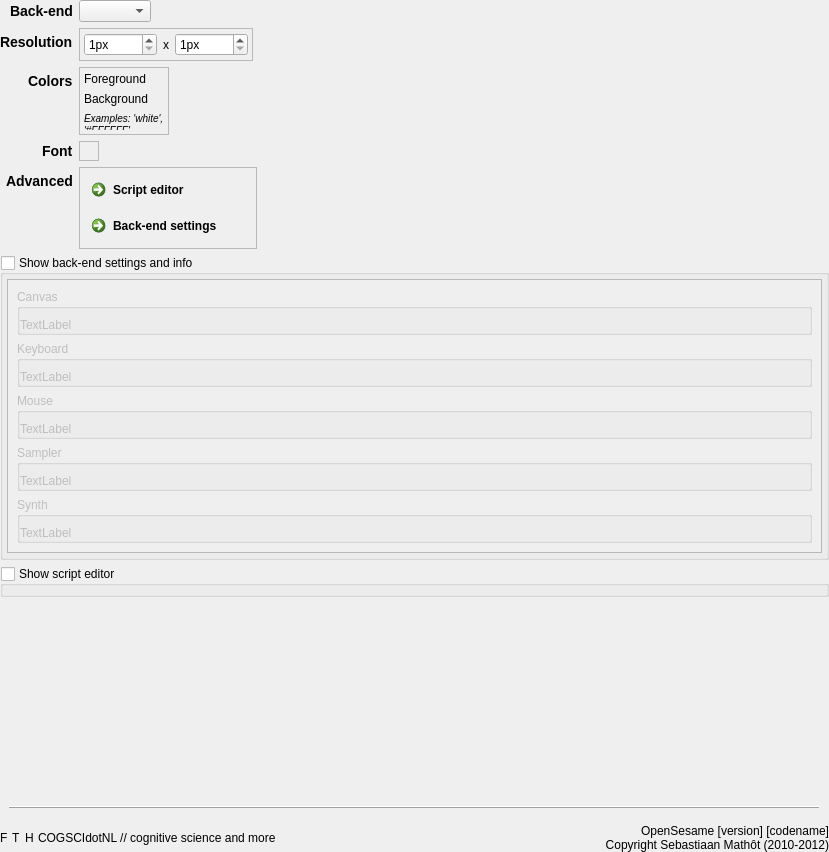
First picture: the form in resources/ui/general_widget.ui, repository open-cogsci/OpenSesame, before the edit.
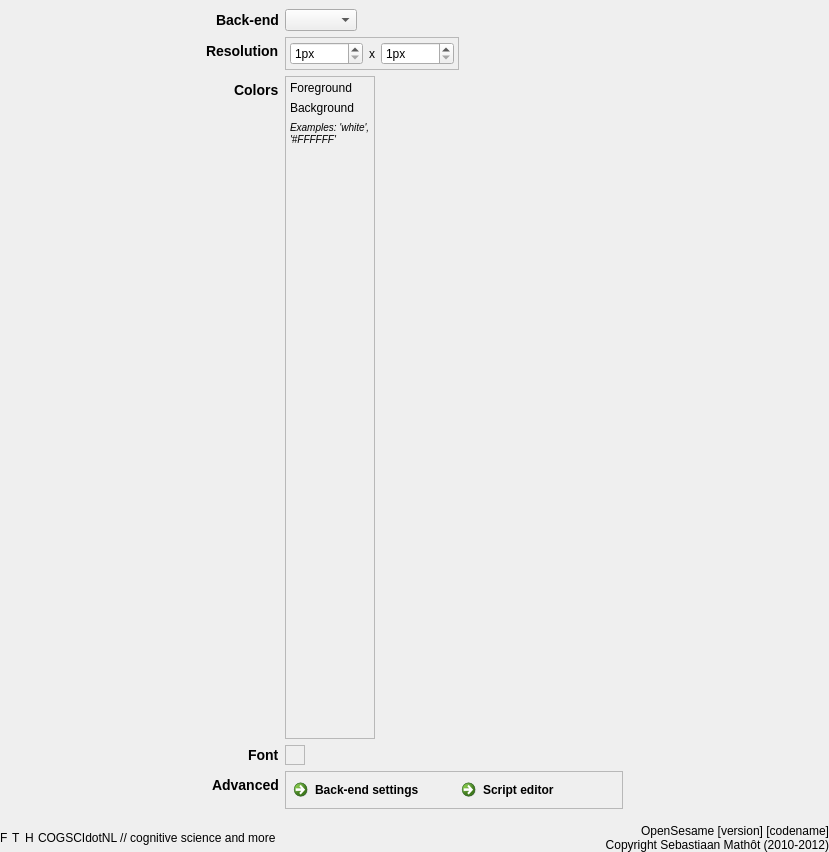
Second picture: the form after the edit. Custom widgets are drawn as their Qt base class.

The edit to the form file:
```diff
--- a/resources/ui/general_widget.ui
+++ b/resources/ui/general_widget.ui
@@ -18,171 +18,9 @@
     <number>0</number>
    </property>
    <item row="1" column="0">
-    <widget class="QGroupBox" name="group_backend_settings">
-     <property name="title">
-      <string>Show back-end settings and info</string>
-     </property>
-     <property name="checkable">
-      <bool>true</bool>
-     </property>
-     <property name="checked">
-      <bool>false</bool>
-     </property>
-     <layout class="QVBoxLayout" name="verticalLayout_4">
-      <property name="margin">
-       <number>4</number>
-      </property>
-      <item>
-       <widget class="QScrollArea" name="scrollarea_backend_settings">
-        <property name="widgetResizable">
-         <bool>true</bool>
-        </property>
-        <widget class="QWidget" name="scrollAreaWidgetContents">
-         <property name="geometry">
-          <rect>
-           <x>0</x>
-           <y>0</y>
-           <width>798</width>
-           <height>262</height>
-          </rect>
-         </property>
-         <layout class="QVBoxLayout" name="verticalLayout_7">
-          <item>
-           <widget class="QGroupBox" name="group_canvas">
-            <property name="title">
-             <string>Canvas</string>
-            </property>
-            <layout class="QVBoxLayout" name="layout_canvas">
-             <property name="leftMargin">
-              <number>0</number>
-             </property>
-             <property name="rightMargin">
-              <number>0</number>
-             </property>
-             <property name="bottomMargin">
-              <number>0</number>
-             </property>
-             <item>
-              <widget class="QLabel" name="label_canvas">
-               <property name="text">
-                <string>TextLabel</string>
-               </property>
-              </widget>
-             </item>
-            </layout>
-           </widget>
-          </item>
-          <item>
-           <widget class="QGroupBox" name="group_keyboard">
-            <property name="title">
-             <string>Keyboard</string>
-            </property>
-            <layout class="QVBoxLayout" name="layout_keyboard">
-             <property name="leftMargin">
-              <number>0</number>
-             </property>
-             <property name="rightMargin">
-              <number>0</number>
-             </property>
-             <property name="bottomMargin">
-              <number>0</number>
-             </property>
-             <item>
-              <widget class="QLabel" name="label_keyboard">
-               <property name="text">
-                <string>TextLabel</string>
-               </property>
-              </widget>
-             </item>
-            </layout>
-           </widget>
-          </item>
-          <item>
-           <widget class="QGroupBox" name="group_mouse">
-            <property name="title">
-             <string>Mouse</string>
-            </property>
-            <layout class="QVBoxLayout" name="layout_mouse">
-             <property name="leftMargin">
-              <number>0</number>
-             </property>
-             <property name="rightMargin">
-              <number>0</number>
-             </property>
-             <property name="bottomMargin">
-              <number>0</number>
-             </property>
-             <item>
-              <widget class="QLabel" name="label_mouse">
-               <property name="text">
-                <string>TextLabel</string>
-               </property>
-              </widget>
-             </item>
-            </layout>
-           </widget>
-          </item>
-          <item>
-           <widget class="QGroupBox" name="group_sampler">
-            <property name="title">
-             <string>Sampler</string>
-            </property>
-            <layout class="QVBoxLayout" name="layout_sampler">
-             <property name="leftMargin">
-              <number>0</number>
-             </property>
-             <property name="rightMargin">
-              <number>0</number>
-             </property>
-             <property name="bottomMargin">
-              <number>0</number>
-             </property>
-             <item>
-              <widget class="QLabel" name="label_sampler">
-               <property name="text">
-                <string>TextLabel</string>
-               </property>
-              </widget>
-             </item>
-            </layout>
-           </widget>
-          </item>
-          <item>
-           <widget class="QGroupBox" name="group_synth">
-            <property name="title">
-             <string>Synth</string>
-            </property>
-            <layout class="QVBoxLayout" name="layout_synth">
-             <property name="leftMargin">
-              <number>0</number>
-             </property>
-             <property name="rightMargin">
-              <number>0</number>
-             </property>
-             <property name="bottomMargin">
-              <number>0</number>
-             </property>
-             <item>
-              <widget class="QLabel" name="label_synth">
-               <property name="text">
-                <string>TextLabel</string>
-               </property>
-              </widget>
-             </item>
-            </layout>
-           </widget>
-          </item>
-         </layout>
-        </widget>
-       </widget>
-      </item>
-     </layout>
-    </widget>
-   </item>
-   <item row="3" column="0">
     <widget class="QWidget" name="spacer" native="true">
      <property name="sizePolicy">
-      <sizepolicy hsizetype="Preferred" vsizetype="Expanding">
+      <sizepolicy hsizetype="Preferred" vsizetype="Fixed">
        <horstretch>0</horstretch>
        <verstretch>0</verstretch>
       </sizepolicy>
@@ -191,41 +29,6 @@
       <property name="margin">
        <number>0</number>
       </property>
-      <item>
-       <widget class="QWidget" name="widget_2" native="true">
-        <property name="sizePolicy">
-         <sizepolicy hsizetype="Preferred" vsizetype="Expanding">
-          <horstretch>0</horstretch>
-          <verstretch>0</verstretch>
-         </sizepolicy>
-        </property>
-        <layout class="QVBoxLayout" name="verticalLayout_6">
-         <item>
-          <spacer name="verticalSpacer">
-           <property name="orientation">
-            <enum>Qt::Vertical</enum>
-           </property>
-           <property name="sizeHint" stdset="0">
-            <size>
-             <width>20</width>
-             <height>193</height>
-            </size>
-           </property>
-          </spacer>
-         </item>
-         <item>
-          <widget class="QFrame" name="frame">
-           <property name="frameShape">
-            <enum>QFrame::HLine</enum>
-           </property>
-           <property name="frameShadow">
-            <enum>QFrame::Raised</enum>
-           </property>
-          </widget>
-         </item>
-        </layout>
-       </widget>
-      </item>
       <item>
        <widget class="QWidget" name="widget_3" native="true">
         <layout class="QHBoxLayout" name="horizontalLayout">
@@ -345,28 +148,13 @@
      </layout>
     </widget>
    </item>
-   <item row="2" column="0">
-    <widget class="QGroupBox" name="group_script">
-     <property name="title">
-      <string>Show script editor</string>
-     </property>
-     <property name="checkable">
-      <bool>true</bool>
-     </property>
-     <property name="checked">
-      <bool>false</bool>
-     </property>
-     <layout class="QVBoxLayout" name="layout_script">
-      <property name="margin">
-       <number>4</number>
-      </property>
-     </layout>
-    </widget>
-   </item>
    <item row="0" column="0">
+    <widget class="QWidget" name="widget_2" native="true">
+     <layout class="QHBoxLayout" name="horizontalLayout_5">
+      <item>
     <widget class="QWidget" name="widget" native="true">
      <property name="sizePolicy">
-      <sizepolicy hsizetype="Fixed" vsizetype="Preferred">
+         <sizepolicy hsizetype="Fixed" vsizetype="Expanding">
        <horstretch>0</horstretch>
        <verstretch>0</verstretch>
       </sizepolicy>
@@ -597,25 +385,28 @@
         <property name="frameShadow">
          <enum>QFrame::Raised</enum>
         </property>
-        <layout class="QVBoxLayout" name="verticalLayout">
+           <layout class="QHBoxLayout" name="horizontalLayout_6">
          <property name="spacing">
           <number>0</number>
          </property>
          <property name="margin">
-          <number>4</number>
-         </property>
-         <item>
-          <widget class="QCommandLinkButton" name="button_script_editor">
-           <property name="text">
-            <string>Script editor</string>
-           </property>
-          </widget>
-         </item>
+             <number>0</number>
+            </property>
          <item>
           <widget class="QCommandLinkButton" name="button_backend_settings">
            <property name="text">
             <string>Back-end settings</string>
            </property>
+             </widget>
+            </item>
+            <item>
+             <widget class="QCommandLinkButton" name="button_script_editor">
+              <property name="text">
+               <string>Script editor</string>
+              </property>
+             </widget>
+            </item>
+           </layout>
           </widget>
          </item>
         </layout>
```
Left out of the diff: 6 changed lines with no effect on the pictures. Lines whose indentation alone changed are shown as unchanged.
